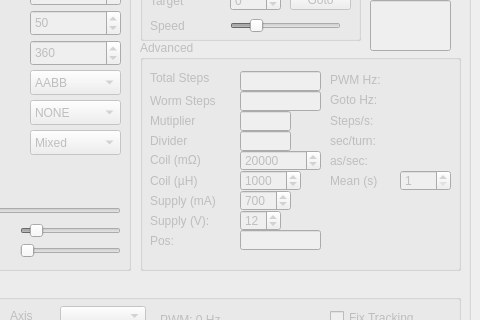
The window that mainwindow.ui (ahp-electronics/gt-configurator) describes before a commit, drawn with Qt 5; both pictures show x 120 to 600 and y 190 to 510 of the 600 by 658 pixel window.
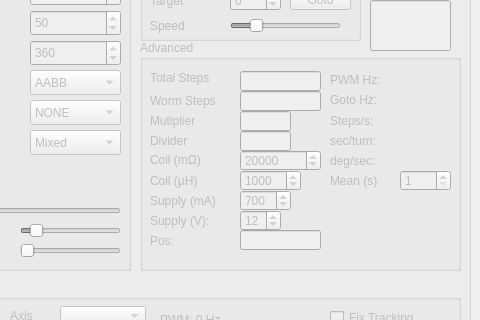
The same window after the commit.

Diff of the .ui file:
```diff
--- a/mainwindow.ui
+++ b/mainwindow.ui
@@ -738,7 +738,7 @@
        </rect>
       </property>
       <property name="text">
-       <string>as/sec:</string>
+       <string>deg/sec:</string>
       </property>
      </widget>
      <widget class="QLabel" name="CurrentStepsLabel">
```
